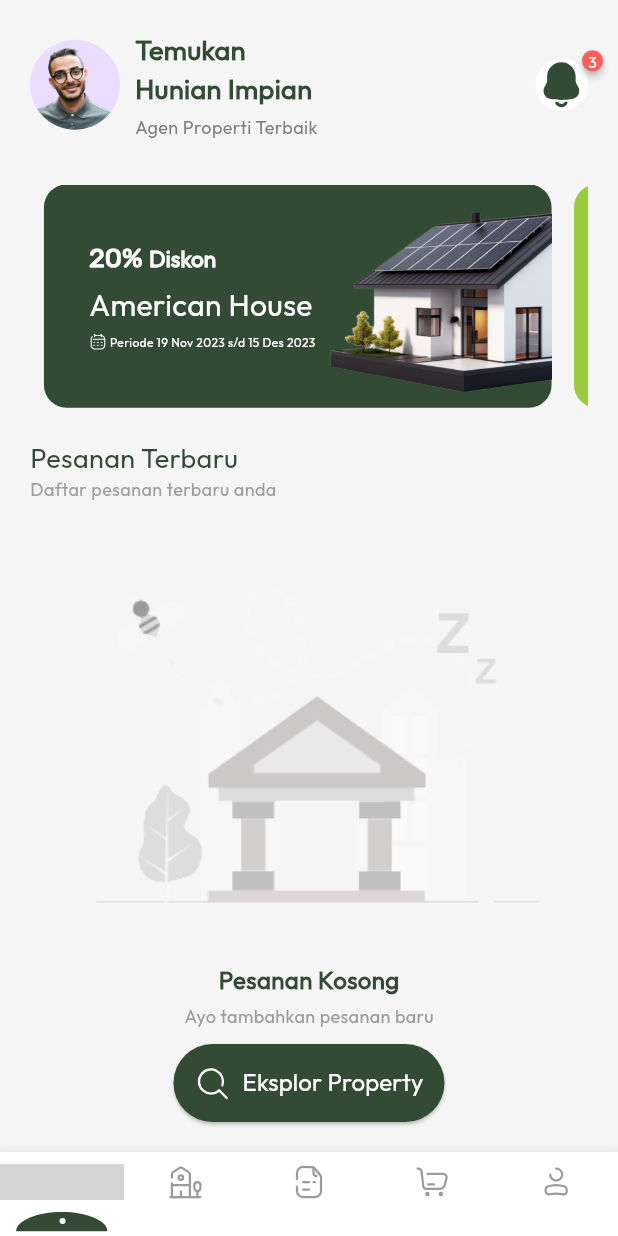
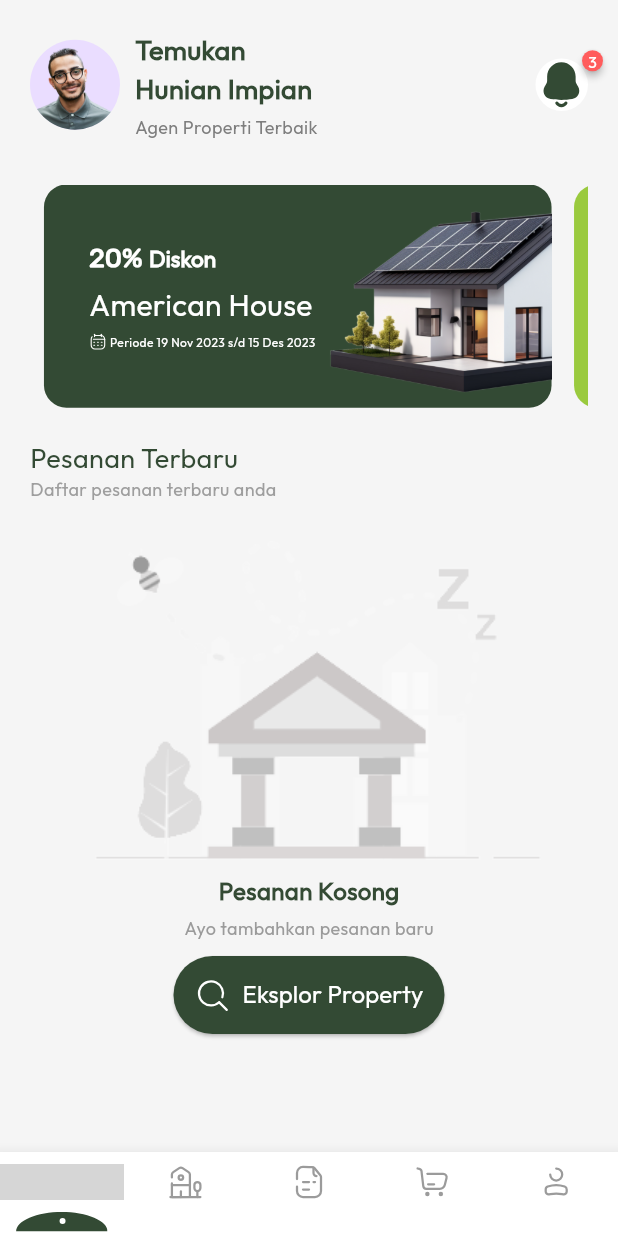
Before and after one commit to fandi0717/property_app, a Flutter app: the screen it shows after launch, on a phone screen of 412 x 824 dp. Run offline on Flutter 3.47's test engine with Material 3 defaults, Android fonts, the phone set to English and light mode, and no system bars; drawn by our look-alikes of animated_bottom_navigation_bar, auto_size_text, badges, carousel_slider; our stand-ins replace device_preview, dotted_line, equatable, flutter_bloc, flutter_native_splash, flutter_svg and 3 more; missing offline and left inert: dynamic_height_grid_view; grey boxes are pictures that could not be loaded.

Commit message:
fix image home empty state to flexible

```diff
--- a/lib/features/home/presentation/screens/home_screen.dart
+++ b/lib/features/home/presentation/screens/home_screen.dart
@@ -20,7 +20,6 @@ class HomeScreen extends StatelessWidget {
       // extendBody: true,
       body: Container(
         color: Theme.of(context).primaryColor,
-        // padding: const EdgeInsets.fromLTRB(25, 40, 25, 40),
         padding: const EdgeInsets.symmetric(horizontal: 20, vertical: 20),
         child: Column(
           // mainAxisAlignment: MainAxisAlignment.spaceEvenly,
--- a/lib/features/home/presentation/widgets/home_state/home_empty_widget.dart
+++ b/lib/features/home/presentation/widgets/home_state/home_empty_widget.dart
@@ -48,7 +48,8 @@ class HomeEmptyWidget extends StatelessWidget {
           ),
         ),
         const Gap(20),
-        Expanded(
+        Flexible(
+          flex: 1,
           child: Image.asset(
             "assets/images/background_house.png",
             // scale: 1.5,
--- a/lib/main.dart
+++ b/lib/main.dart
@@ -9,14 +9,12 @@ import 'app.dart';
 import 'core/bottom_navigation_bar/cubit/bottom_navigation_bar_cubit.dart';
 import 'features/home/logic/bloc/home_bloc.dart';
 
-/// TODO : IMPLEMENT TEXTSTYLE : FONTSIZE, FONTFAMILY, FONTWEIGHT, COLOR, ETC
-/// TODO : IMPLEMENT SPLASH SCREEN & ICON APP
-///
+/// [Fonts]
 /// 1. Outfit
 /// 2. Rubik
 /// 3. Lexend
-///
 /// TODO : IMPLEMENT SHADOW OR BACKGROUND SHADOW IN CONTAINER
+
 void main() async {
   WidgetsBinding widgetsBinding = WidgetsFlutterBinding.ensureInitialized();
   FlutterNativeSplash.preserve(widgetsBinding: widgetsBinding);
```
